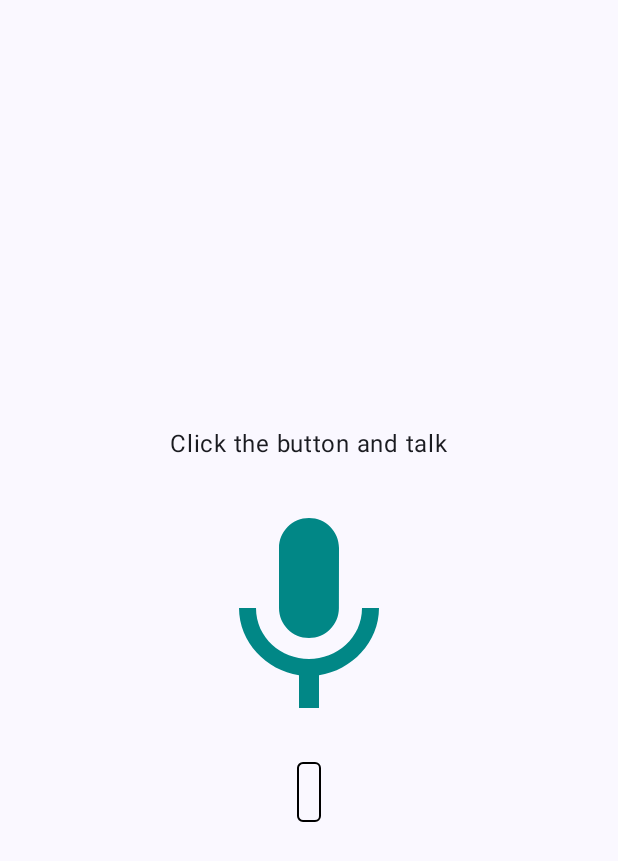
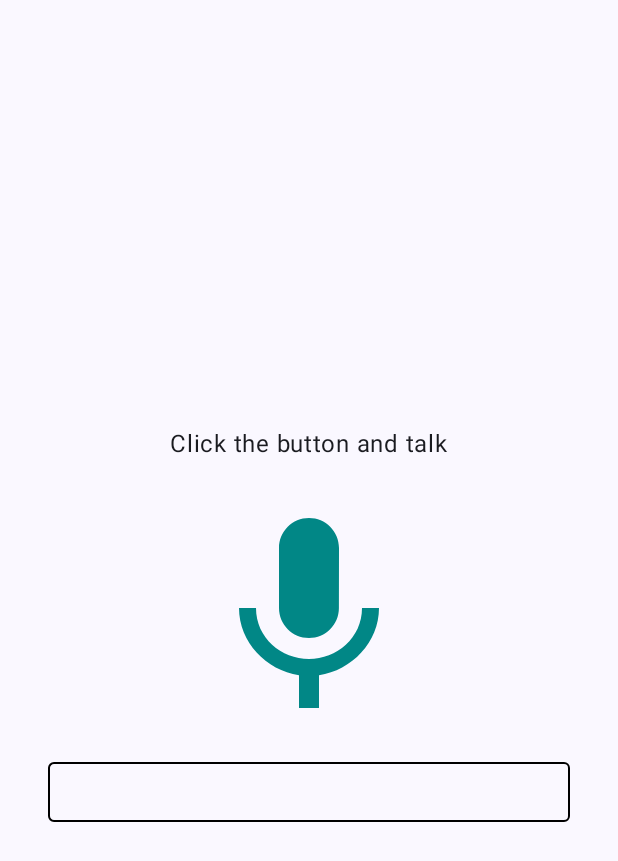
Before and after one commit to farmaker47/Talk_and_execute, an Android app built with Jetpack Compose: the screen it shows after launch (MainActivity), on a phone screen of 412 x 824 dp. Shown: the top 861 px of the screen. Run offline under Robolectric (Android 15) with nearby library versions, the phone set to English and light mode, and no system bars.

Commit message:
Implement business when button is clicked.

```diff
--- a/app/src/main/java/com/example/talkandexecute/TalkAndExecuteViewModel.kt
+++ b/app/src/main/java/com/example/talkandexecute/TalkAndExecuteViewModel.kt
@@ -20,7 +20,7 @@ class TalkAndExecuteViewModel(application: Application) : AndroidViewModel(appli
     private var speechRecognizer: SpeechRecognizer? = null
     private val recognitionIntent = Intent(RecognizerIntent.ACTION_RECOGNIZE_SPEECH)
     var speechState by mutableStateOf(SpeechState())
-        private set
+        set
 
     fun startListening() {
         speechRecognizer?.startListening(recognitionIntent)
--- a/app/src/main/java/com/example/talkandexecute/composables/TalkComposable.kt
+++ b/app/src/main/java/com/example/talkandexecute/composables/TalkComposable.kt
@@ -7,8 +7,10 @@ import androidx.compose.foundation.border
 import androidx.compose.foundation.clickable
 import androidx.compose.foundation.isSystemInDarkTheme
 import androidx.compose.foundation.layout.Arrangement
+import androidx.compose.foundation.layout.Box
 import androidx.compose.foundation.layout.Column
 import androidx.compose.foundation.layout.Spacer
+import androidx.compose.foundation.layout.fillMaxWidth
 import androidx.compose.foundation.layout.height
 import androidx.compose.foundation.layout.padding
 import androidx.compose.foundation.layout.size
@@ -82,6 +84,7 @@ fun TalkComposable(viewModel: TalkAndExecuteViewModel, modifier: Modifier = Modi
                 when (it.action) {
                     MotionEvent.ACTION_UP -> {
                         viewModel.stopListening()
+                        viewModel.speechState = viewModel.speechState.copy(speechResult = "")
                     }
 
                     else -> {
@@ -96,12 +99,19 @@ fun TalkComposable(viewModel: TalkAndExecuteViewModel, modifier: Modifier = Modi
 
         Spacer(modifier = modifier.height(16.dp))
 
-        Text(
-            text = viewModel.speechState.speechResult,
-            modifier = modifier
-                .align(Alignment.CenterHorizontally)
-                .border(1.dp, borderColor, shape = RoundedCornerShape(4.dp))
-                .padding(8.dp)
-        )
+        Box(
+            modifier = Modifier
+                .fillMaxWidth()
+                .padding(start = 16.dp, end = 16.dp) // Set your desired start and end margins
+        ) {
+            Text(
+                text = viewModel.speechState.speechResult,
+                modifier = Modifier
+                    .fillMaxWidth() // To make the Text occupy the entire width within the Box
+                    .align(Alignment.Center)
+                    .border(1.dp, borderColor, shape = RoundedCornerShape(4.dp))
+                    .padding(start = 16.dp, end = 16.dp, top = 8.dp, bottom = 8.dp)
+            )
+        }
     }
 }
```
